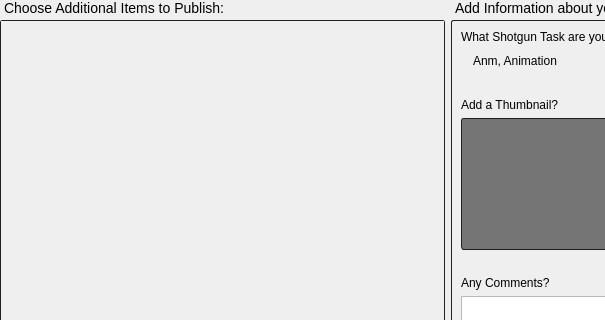
The window that resources/publish_details_form.ui (hasielhassan/tk-agnostic-publish) describes before a commit, drawn with Qt 5; both pictures show x 0 to 605 and y 0 to 320 of the 771 by 592 pixel window.
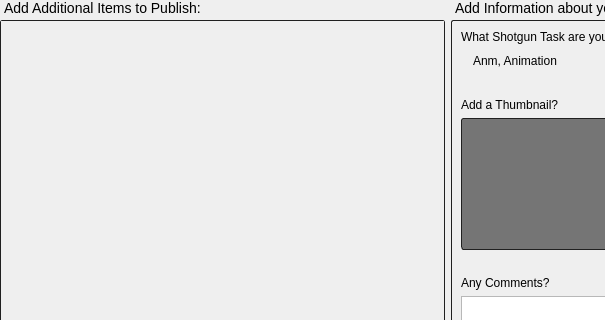
The same window after the commit. The open tabs and pages were chosen to show the change. Custom widgets are drawn as their Qt base class.

Commit message: first commit with a working tk-agnostic-publish

```diff
--- a/resources/publish_details_form.ui
+++ b/resources/publish_details_form.ui
@@ -32,7 +32,7 @@
 }</string>
          </property>
          <property name="text">
-          <string>Choose Additional Items to Publish:</string>
+          <string>Add Additional Items to Publish:</string>
          </property>
          <property name="indent">
           <number>4</number>
```
Left out of the diff: 6 changed lines with no effect on the pictures. The commit also changes 65 other files.
